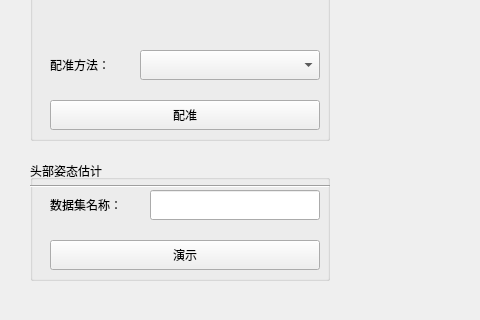
First picture: the form in APP/headpose_est/headpose.ui, repository demizeng/headpose_estimation, before the edit; both pictures show x 0 to 480 and y 540 to 860 of the 1380 by 860 pixel window.
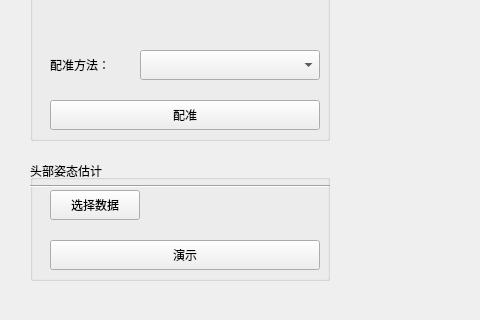
Second picture: the form after the edit. Custom widgets are drawn as their Qt base class.

The edit to the form file:
```diff
--- a/APP/headpose_est/headpose.ui
+++ b/APP/headpose_est/headpose.ui
@@ -364,29 +364,6 @@
       <enum>Qt::Horizontal</enum>
      </property>
     </widget>
-    <widget class="QLabel" name="label_5">
-     <property name="geometry">
-      <rect>
-       <x>20</x>
-       <y>30</y>
-       <width>90</width>
-       <height>30</height>
-      </rect>
-     </property>
-     <property name="text">
-      <string>数据集名称：</string>
-     </property>
-    </widget>
-    <widget class="QLineEdit" name="edit_datasname">
-     <property name="geometry">
-      <rect>
-       <x>120</x>
-       <y>30</y>
-       <width>170</width>
-       <height>30</height>
-      </rect>
-     </property>
-    </widget>
     <widget class="QPushButton" name="button_show">
      <property name="geometry">
       <rect>
@@ -400,6 +377,32 @@
       <string>演示</string>
      </property>
     </widget>
+    <widget class="QPushButton" name="pushButton">
+     <property name="geometry">
+      <rect>
+       <x>20</x>
+       <y>30</y>
+       <width>90</width>
+       <height>30</height>
+      </rect>
+     </property>
+     <property name="text">
+      <string>选择数据</string>
+     </property>
+    </widget>
+    <widget class="QLabel" name="label_datasname">
+     <property name="geometry">
+      <rect>
+       <x>120</x>
+       <y>30</y>
+       <width>170</width>
+       <height>30</height>
+      </rect>
+     </property>
+     <property name="text">
+      <string/>
+     </property>
+    </widget>
    </widget>
   </widget>
  </widget>
```
